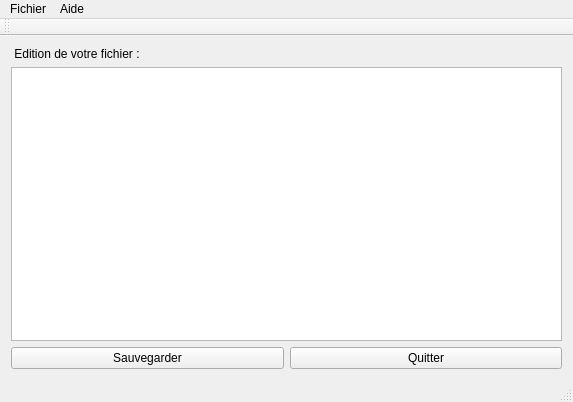
The window that Grabos/mainwindow.ui (Poniav/Grabos) describes before a commit, drawn with Qt 5.
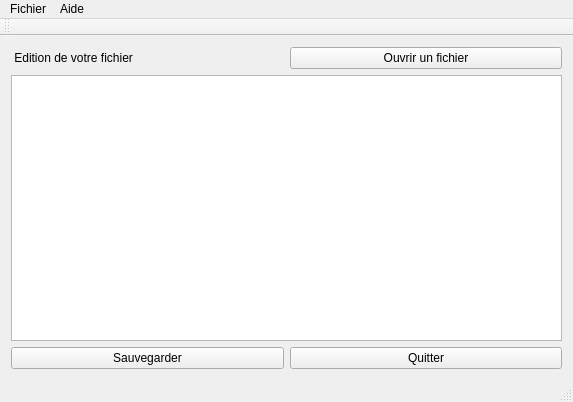
The same window after the commit.

Commit message: Add leave & open button

Diff of the .ui file:
```diff
--- a/Grabos/mainwindow.ui
+++ b/Grabos/mainwindow.ui
@@ -15,30 +15,37 @@
   </property>
   <widget class="QWidget" name="centralWidget">
    <layout class="QGridLayout" name="gridLayout">
-    <item row="0" column="0">
-     <widget class="QLabel" name="label_TitreFichier">
-      <property name="text">
-       <string> Edition de votre fichier :</string>
-      </property>
-     </widget>
-    </item>
-    <item row="1" column="0" colspan="2">
+    <item row="2" column="0" colspan="2">
      <widget class="QPlainTextEdit" name="plainTextEdit"/>
     </item>
-    <item row="2" column="0">
-     <widget class="QPushButton" name="pushButton_Save">
-      <property name="text">
-       <string>Sauvegarder</string>
-      </property>
-     </widget>
-    </item>
-    <item row="2" column="1">
+    <item row="3" column="1">
      <widget class="QPushButton" name="pushButton_Quitter">
       <property name="text">
        <string>Quitter</string>
       </property>
      </widget>
     </item>
+    <item row="1" column="0">
+     <widget class="QLabel" name="label_TitreFichier">
+      <property name="text">
+       <string> Edition de votre fichier </string>
+      </property>
+     </widget>
+    </item>
+    <item row="3" column="0">
+     <widget class="QPushButton" name="pushButton_Save">
+      <property name="text">
+       <string>Sauvegarder</string>
+      </property>
+     </widget>
+    </item>
+    <item row="1" column="1">
+     <widget class="QPushButton" name="pushButton">
+      <property name="text">
+       <string>Ouvrir un fichier</string>
+      </property>
+     </widget>
+    </item>
    </layout>
   </widget>
   <widget class="QMenuBar" name="menuBar">
```
The commit also changes 4 other files.
